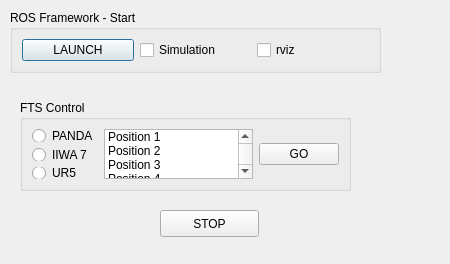
Before: the Qt Designer form iwtros_gui/script/firstDraft.ui in LernFabrik/iwtros_framework, drawn with Qt 5.
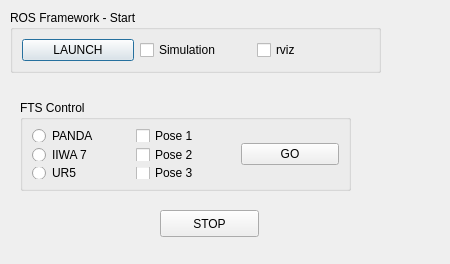
After: the same form once the commit is applied.

Commit message: Complete first draft of GUI

Patch:
```diff
--- a/iwtros_gui/script/firstDraft.ui
+++ b/iwtros_gui/script/firstDraft.ui
@@ -101,33 +101,29 @@
      </layout>
     </item>
     <item>
-     <widget class="QListWidget" name="listPosition">
+     <layout class="QVBoxLayout" name="verticalLayout_2">
       <item>
+       <widget class="QCheckBox" name="Pose1">
        <property name="text">
-        <string>Position 1</string>
-       </property>
+         <string>Pose 1</string>
+        </property>
+       </widget>
       </item>
       <item>
+       <widget class="QCheckBox" name="Pose2">
        <property name="text">
-        <string>Position 2</string>
-       </property>
+         <string>Pose 2</string>
+        </property>
+       </widget>
       </item>
       <item>
+       <widget class="QCheckBox" name="Pose3">
        <property name="text">
-        <string>Position 3</string>
-       </property>
-      </item>
-      <item>
-       <property name="text">
-        <string>Position 4</string>
-       </property>
-      </item>
-      <item>
-       <property name="text">
-        <string>Position 5</string>
-       </property>
-      </item>
-     </widget>
+         <string>Pose 3</string>
+        </property>
+       </widget>
+      </item>
+     </layout>
     </item>
     <item>
      <widget class="QPushButton" name="ftsGoButton">
```
Left out of the diff: 2 changed lines with no effect on the pictures. Lines whose indentation alone changed are shown as unchanged. The commit also changes 2 other files.
